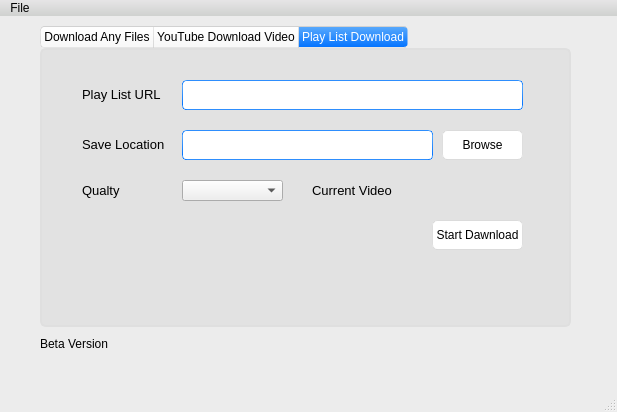
This is main.ui in islam-kamel/EasyDown as Qt 5 draws it before an edit. The edited form follows.
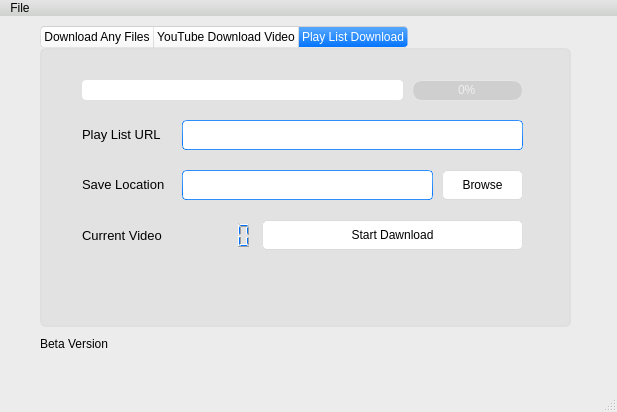
This is the edited form. The open tabs and pages were chosen to show the change.

Commit message: Add Playlist Download And Check URL Frist v1.0

Patch:
```diff
--- a/main.ui
+++ b/main.ui
@@ -899,7 +899,7 @@
       <property name="geometry">
        <rect>
         <x>140</x>
-        <y>80</y>
+        <y>120</y>
         <width>251</width>
         <height>30</height>
        </rect>
@@ -909,7 +909,7 @@
       <property name="geometry">
        <rect>
         <x>40</x>
-        <y>30</y>
+        <y>70</y>
         <width>81</width>
         <height>30</height>
        </rect>
@@ -929,9 +929,9 @@
      <widget class="QPushButton" name="pushButton_5">
       <property name="geometry">
        <rect>
-        <x>390</x>
+        <x>220</x>
         <y>170</y>
-        <width>91</width>
+        <width>261</width>
         <height>30</height>
        </rect>
       </property>
@@ -943,7 +943,7 @@
       <property name="geometry">
        <rect>
         <x>140</x>
-        <y>30</y>
+        <y>70</y>
         <width>341</width>
         <height>30</height>
        </rect>
@@ -953,7 +953,7 @@
       <property name="geometry">
        <rect>
         <x>40</x>
-        <y>80</y>
+        <y>120</y>
         <width>91</width>
         <height>30</height>
        </rect>
@@ -974,7 +974,7 @@
       <property name="geometry">
        <rect>
         <x>400</x>
-        <y>80</y>
+        <y>120</y>
         <width>81</width>
         <height>30</height>
        </rect>
@@ -983,44 +983,13 @@
        <string>Browse</string>
       </property>
      </widget>
-     <widget class="QComboBox" name="comboBox_2">
-      <property name="geometry">
-       <rect>
-        <x>140</x>
-        <y>130</y>
-        <width>101</width>
-        <height>21</height>
-       </rect>
-      </property>
-     </widget>
-     <widget class="QLabel" name="label_8">
-      <property name="geometry">
-       <rect>
-        <x>40</x>
-        <y>130</y>
-        <width>71</width>
-        <height>21</height>
-       </rect>
-      </property>
-      <property name="font">
-       <font>
-        <pointsize>10</pointsize>
-       </font>
-      </property>
-      <property name="text">
-       <string>Qualty</string>
-      </property>
-      <property name="textFormat">
-       <enum>Qt::RichText</enum>
-      </property>
-     </widget>
      <widget class="QLabel" name="label_9">
       <property name="geometry">
        <rect>
-        <x>270</x>
-        <y>130</y>
+        <x>40</x>
+        <y>170</y>
         <width>91</width>
-        <height>21</height>
+        <height>31</height>
        </rect>
       </property>
       <property name="font">
@@ -1035,6 +1004,60 @@
        <enum>Qt::RichText</enum>
       </property>
      </widget>
+     <widget class="QLineEdit" name="lineEdit_8">
+      <property name="geometry">
+       <rect>
+        <x>40</x>
+        <y>30</y>
+        <width>321</width>
+        <height>20</height>
+       </rect>
+      </property>
+      <property name="cursor">
+       <cursorShape>ArrowCursor</cursorShape>
+      </property>
+      <property name="autoFillBackground">
+       <bool>false</bool>
+      </property>
+      <property name="styleSheet">
+       <string notr="true">border:none; opactiy:0</string>
+      </property>
+      <property name="readOnly">
+       <bool>true</bool>
+      </property>
+     </widget>
+     <widget class="QProgressBar" name="progressBar_3">
+      <property name="geometry">
+       <rect>
+        <x>370</x>
+        <y>30</y>
+        <width>111</width>
+        <height>21</height>
+       </rect>
+      </property>
+      <property name="value">
+       <number>0</number>
+      </property>
+     </widget>
+     <widget class="QLCDNumber" name="lcdNumber">
+      <property name="geometry">
+       <rect>
+        <x>140</x>
+        <y>170</y>
+        <width>71</width>
+        <height>31</height>
+       </rect>
+      </property>
+      <property name="lineWidth">
+       <number>-1</number>
+      </property>
+      <property name="value" stdset="0">
+       <double>0.000000000000000</double>
+      </property>
+      <property name="intValue" stdset="0">
+       <number>0</number>
+      </property>
+     </widget>
     </widget>
    </widget>
    <widget class="QLabel" name="label_10">
```
Left out of the diff: 3 changed lines with no effect on the pictures. The commit also changes 2 other files.
